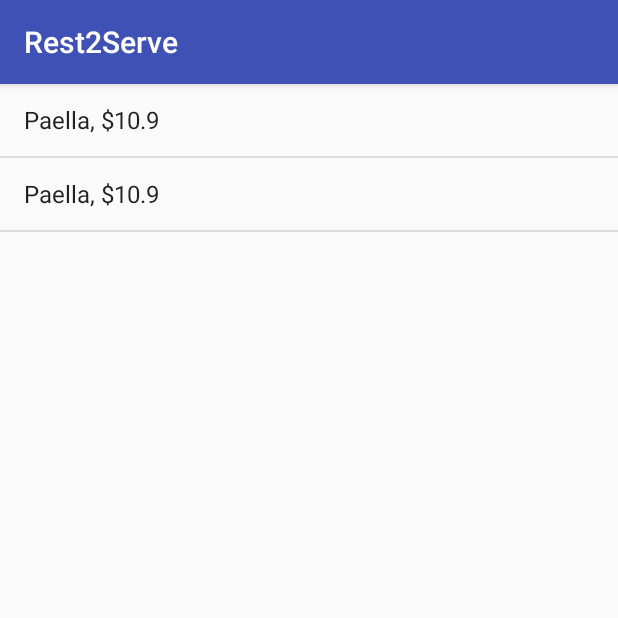
After one commit to hgbravo/Rest2Serve, an Android app: the fragment TableFragment placed in its activity, on a phone screen of 412 x 824 dp, the top half of it. The commit adds this screen. Run offline under Robolectric (Android 15) with nearby library versions, the phone set to English and light mode, and no system bars.

Commit message:
Create MainActivity, TableListFragment and TableActivity/Fragment

```diff
--- /dev/null
+++ b/app/src/main/java/com/hbravodev/rest2serve/activity/MainActivity.kt
@@ -0,0 +1,35 @@
+package com.hbravodev.rest2serve.activity
+
+import android.app.FragmentManager
+import android.support.v7.app.AppCompatActivity
+import android.os.Bundle
+import android.view.View
+import com.hbravodev.rest2serve.R
+import com.hbravodev.rest2serve.fragment.TableFragment
+import com.hbravodev.rest2serve.fragment.TableListFragment
+import com.hbravodev.rest2serve.model.Table
+
+class MainActivity : AppCompatActivity(), TableListFragment.OnTableSelectedListener {
+
+    override fun onCreate(savedInstanceState: Bundle?) {
+        super.onCreate(savedInstanceState)
+        setContentView(R.layout.activity_main)
+
+        if (findViewById<View>(R.id.table_list_fragment) != null) {
+            // First, check if we don't have the fragment in our view hierarchy
+            if (fragmentManager.findFragmentById(R.id.table_list_fragment) == null) {
+                val fragment = TableListFragment.newInstance()
+                fragmentManager.beginTransaction()
+                        .add(R.id.table_list_fragment, fragment)
+                        .commit()
+            }
+        }
+    }
+
+    override fun onTableSelected(table: Table, position: Int) {
+        val tableFragment = fragmentManager.findFragmentById(R.id.fragment_table) as? TableFragment
+        if (tableFragment == null) {
+            startActivity(TableActivity.intent(this, position))
+        }
+    }
+}
--- /dev/null
+++ b/app/src/main/java/com/hbravodev/rest2serve/fragment/TableFragment.kt
@@ -0,0 +1,55 @@
+package com.hbravodev.rest2serve.fragment
+
+import android.os.Bundle
+import android.app.Fragment
+import android.util.Log
+import android.view.LayoutInflater
+import android.view.View
+import android.view.ViewGroup
+import android.widget.ArrayAdapter
+import android.widget.ListView
+import com.hbravodev.rest2serve.R
+import com.hbravodev.rest2serve.model.Dish
+import com.hbravodev.rest2serve.model.Tables
+
+class TableFragment : Fragment() {
+
+    companion object {
+        private val ARG_TABLE_INDEX = "ARG_TABLE_INDEX"
+
+        fun newInstance(tableIndex: Int): TableFragment {
+            val fragment = TableFragment()
+            val args = Bundle()
+            args.putInt(ARG_TABLE_INDEX, tableIndex)
+            fragment.arguments = args
+            return fragment
+        }
+    }
+
+    private lateinit var root: View
+
+    private var tableIndex  = 0
+
+    override fun onCreate(savedInstanceState: Bundle?) {
+        super.onCreate(savedInstanceState)
+        setHasOptionsMenu(true)
+    }
+
+    override fun onCreateView(inflater: LayoutInflater?, container: ViewGroup?,
+                              savedInstanceState: Bundle?): View? {
+
+        val tempDish = Dish("Paella", arrayOf("Mariscos"), 10.9f, "Uno de los mejores platos")
+        Tables[tableIndex].addDish(tempDish)
+        Log.v("TAG", "${Tables[tableIndex].number}")
+
+        // Inflate the layout for this fragment
+        if (inflater != null) {
+            root = inflater.inflate(R.layout.fragment_table, container, false)
+            val list = root.findViewById<ListView>(R.id.dishes_list)
+            val adapter = ArrayAdapter<Dish>(activity, android.R.layout.simple_list_item_1, Tables[tableIndex].dishes())
+            list.adapter = adapter
+        }
+
+        return root
+    }
+}
--- /dev/null
+++ b/app/src/main/java/com/hbravodev/rest2serve/fragment/TableListFragment.kt
@@ -0,0 +1,75 @@
+package com.hbravodev.rest2serve.fragment
+
+import android.app.Activity
+import android.content.Context
+import android.os.Bundle
+import android.app.Fragment
+import android.view.LayoutInflater
+import android.view.View
+import android.view.ViewGroup
+import android.widget.ArrayAdapter
+import android.widget.ListView
+
+import com.hbravodev.rest2serve.R
+import com.hbravodev.rest2serve.model.Table
+import com.hbravodev.rest2serve.model.Tables
+
+class TableListFragment : Fragment() {
+
+    companion object {
+
+        fun newInstance(): TableListFragment = TableListFragment()
+    }
+
+    lateinit var root: View
+    private var onTableSelectedListener: OnTableSelectedListener? = null
+
+    override fun onCreate(savedInstanceState: Bundle?) {
+        super.onCreate(savedInstanceState)
+    }
+
+    override fun onCreateView(inflater: LayoutInflater?, container: ViewGroup?,
+                              savedInstanceState: Bundle?): View? {
+
+        if (inflater != null) {
+            root = inflater.inflate(R.layout.fragment_table_list, container, false)
+            val list = root.findViewById<ListView>(R.id.table_list)
+            val adapter = ArrayAdapter<Table>(activity, android.R.layout.simple_list_item_1, Tables.toArray())
+            list.adapter = adapter
+
+            // Here we know which table have been selected
+            list.setOnItemClickListener { _, _, position, _ ->
+                // inform to listener
+                onTableSelectedListener?.onTableSelected(Tables[position], position)
+            }
+
+        }
+
+        return root
+    }
+
+    override fun onAttach(context: Context?) {
+        super.onAttach(context)
+        commonAttach(context)
+    }
+
+    override fun onAttach(activity: Activity?) {
+        super.onAttach(activity)
+        commonAttach(activity)
+    }
+
+    private fun commonAttach(listener: Any?) {
+        if (listener is OnTableSelectedListener) {
+            onTableSelectedListener = listener
+        }
+    }
+
+    override fun onDetach() {
+        super.onDetach()
+        onTableSelectedListener = null
+    }
+
+    interface OnTableSelectedListener {
+        fun onTableSelected(table: Table, position: Int)
+    }
+}
--- a/app/src/main/java/com/hbravodev/rest2serve/model/Table.kt
+++ b/app/src/main/java/com/hbravodev/rest2serve/model/Table.kt
@@ -1,11 +1,18 @@
 package com.hbravodev.rest2serve.model
 
-class Table(val number: Int, var items: MutableList<Dish>?) {
+import android.util.Log
 
-    constructor(number: Int) : this(number, null)
+class Table {
+
+    val number: Int = 0
+    var items: MutableList<Dish>? = arrayListOf()
+
+    constructor(number: Int, items: MutableList<Dish>?)
+
+    fun dishes(): Array<Dish>? = items?.toTypedArray()
 
     fun addDish(dish: Dish) {
-        items?.add(dish)
+        Log.v("TAG", "${items?.add(dish)}")
     }
 
     fun check(): Float? {
--- /dev/null
+++ b/app/src/main/res/layout/activity_main.xml
@@ -0,0 +1,15 @@
+<?xml version="1.0" encoding="utf-8"?>
+<android.support.constraint.ConstraintLayout xmlns:android="http://schemas.android.com/apk/res/android"
+    xmlns:app="http://schemas.android.com/apk/res-auto"
+    xmlns:tools="http://schemas.android.com/tools"
+    android:layout_width="match_parent"
+    android:layout_height="match_parent"
+    tools:context="com.hbravodev.rest2serve.activity.MainActivity">
+
+    <FrameLayout
+        android:id="@+id/table_list_fragment"
+        android:layout_width="match_parent"
+        android:layout_height="match_parent">
+    </FrameLayout>
+
+</android.support.constraint.ConstraintLayout>
--- a/app/src/main/res/layout/fragment_menu.xml
+++ b/app/src/main/res/layout/fragment_menu.xml
@@ -4,10 +4,5 @@
     android:layout_height="match_parent"
     tools:context="com.hbravodev.rest2serve.fragment.MenuFragment">
 
-    <!-- TODO: Update blank fragment layout -->
-    <TextView
-        android:layout_width="match_parent"
-        android:layout_height="match_parent"
-        android:text="@string/hello_blank_fragment" />
 
 </FrameLayout>
--- /dev/null
+++ b/app/src/main/res/layout/fragment_table.xml
@@ -0,0 +1,17 @@
+<FrameLayout xmlns:android="http://schemas.android.com/apk/res/android"
+    xmlns:tools="http://schemas.android.com/tools"
+    android:id="@+id/fragment_table"
+    android:layout_width="match_parent"
+    android:layout_height="match_parent"
+    xmlns:app="http://schemas.android.com/apk/res-auto"
+    tools:context="com.hbravodev.rest2serve.fragment.TableFragment">
+
+
+    <ListView
+        android:id="@+id/dishes_list"
+        android:layout_width="match_parent"
+        android:layout_height="match_parent">
+
+    </ListView>
+
+</FrameLayout>
--- a/app/src/main/res/values/strings.xml
+++ b/app/src/main/res/values/strings.xml
@@ -1,6 +1,5 @@
 <resources>
     <string name="app_name">Rest2Serve</string>
-
-    <!-- TODO: Remove or change this placeholder text -->
-    <string name="hello_blank_fragment">Hello blank fragment</string>
+    <string name="table_title_format">Table: %i</string>
+    <string name="dish_list_format">%s, %s, $%f</string>
 </resources>
```
Also changed, not shown: app/src/main/AndroidManifest.xml (+9 -1 lines), app/src/main/java/com/hbravodev/rest2serve/activity/TableActivity.kt (added, +35 -0 lines), app/src/main/java/com/hbravodev/rest2serve/model/Dish.kt (+28 -1 lines), app/src/main/java/com/hbravodev/rest2serve/model/Tables.kt (+9 -9 lines), app/src/main/res/layout/activity_table.xml (added, +17 -0 lines), app/src/main/res/layout/fragment_table_list.xml (added, +14 -0 lines).
